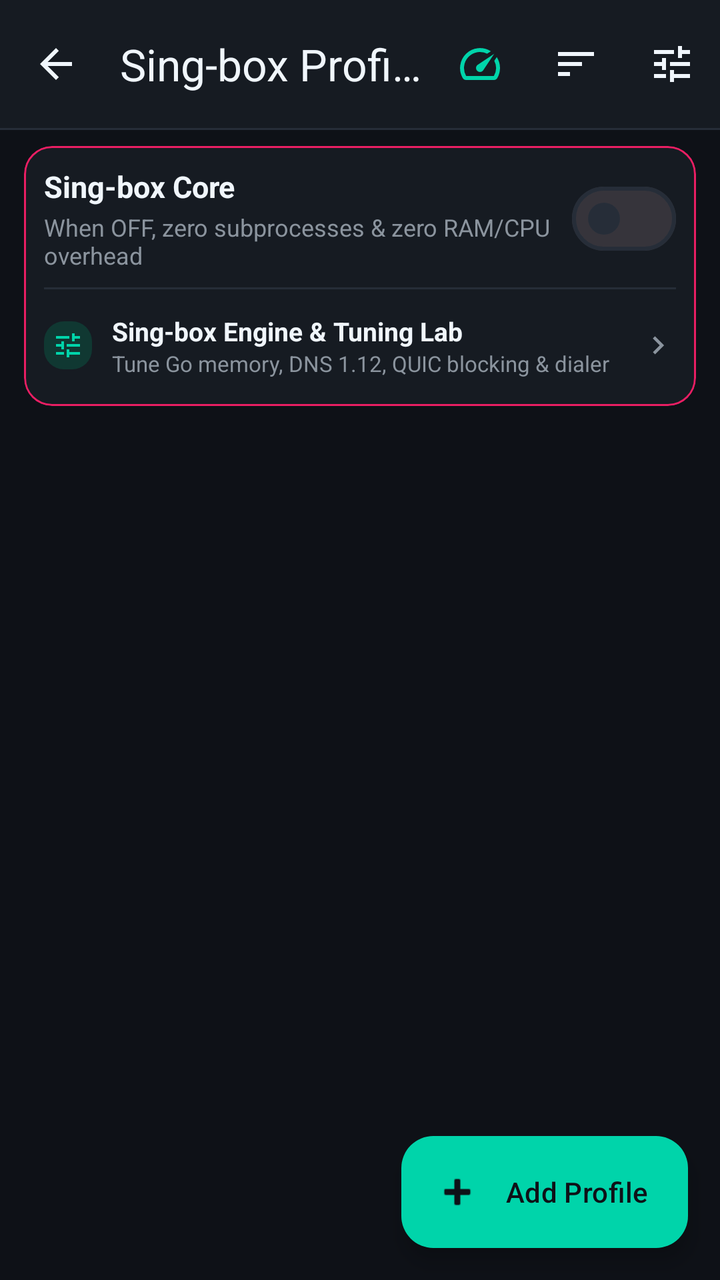
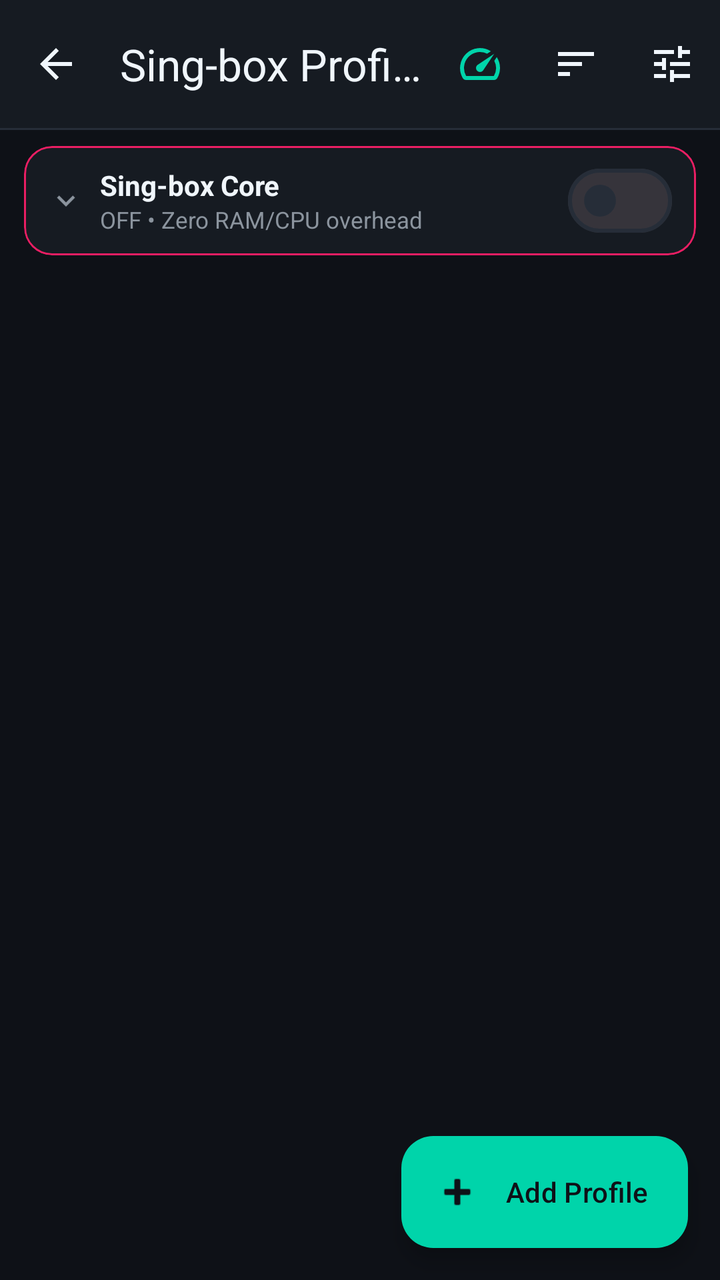

Before-and-after screenshots of an Android layout around one commit, followed by the original layout XML and the change that was made.
<!-- AndroidManifest.xml: application theme Theme.AetherVpn -->
<!-- res/layout/activity_singbox_profiles.xml -->
<?xml version="1.0" encoding="utf-8"?>
<androidx.coordinatorlayout.widget.CoordinatorLayout xmlns:android="http://schemas.android.com/apk/res/android"
    xmlns:app="http://schemas.android.com/apk/res-auto"
    android:id="@+id/singBoxRoot"
    android:layout_width="match_parent"
    android:layout_height="match_parent"
    android:background="@color/surface_bg">

    <LinearLayout
        android:layout_width="match_parent"
        android:layout_height="match_parent"
        android:orientation="vertical">

        <com.google.android.material.appbar.MaterialToolbar
            android:id="@+id/toolbarSingBox"
            android:layout_width="match_parent"
            android:layout_height="?attr/actionBarSize"
            android:background="@color/card_bg"
            app:menu="@menu/menu_singbox_profiles"
            app:navigationIcon="@drawable/ic_arrow_back_24"
            app:navigationIconTint="@color/text_primary"
            app:title="@string/title_singbox_profiles"
            app:titleTextColor="@color/text_primary" />

        <View
            android:layout_width="match_parent"
            android:layout_height="1dp"
            android:background="@color/divider_line" />

        
        <com.google.android.material.card.MaterialCardView
            style="@style/Widget.Aether.Card"
            android:layout_width="match_parent"
            android:layout_height="wrap_content"
            android:layout_marginHorizontal="12dp"
            android:layout_marginTop="8dp"
            app:cardCornerRadius="14dp"
            app:strokeColor="@color/singbox_accent"
            app:strokeWidth="1dp">

            <LinearLayout
                android:layout_width="match_parent"
                android:layout_height="wrap_content"
                android:orientation="vertical"
                android:padding="10dp">

                <LinearLayout
                    android:layout_width="match_parent"
                    android:layout_height="wrap_content"
                    android:gravity="center_vertical"
                    android:orientation="horizontal">

                    <LinearLayout
                        android:layout_width="0dp"
                        android:layout_height="wrap_content"
                        android:layout_weight="1"
                        android:orientation="vertical">

                        <TextView
                            android:layout_width="wrap_content"
                            android:layout_height="wrap_content"
                            android:text="Sing-box Core"
                            android:textColor="@color/text_primary"
                            android:textSize="15sp"
                            android:textStyle="bold" />

                        <TextView
                            android:layout_width="wrap_content"
                            android:layout_height="wrap_content"
                            android:layout_marginTop="2dp"
                            android:text="When OFF, zero subprocesses &amp; zero RAM/CPU overhead"
                            android:textColor="@color/text_secondary"
                            android:textSize="12sp" />
                    </LinearLayout>

                    <com.google.android.material.materialswitch.MaterialSwitch
                        android:id="@+id/switchSingBoxMaster"
                        android:layout_width="wrap_content"
                        android:layout_height="wrap_content" />
                </LinearLayout>

                <LinearLayout
                    android:id="@+id/layoutRoutingChain"
                    android:layout_width="match_parent"
                    android:layout_height="wrap_content"
                    android:orientation="vertical"
                    android:visibility="gone">

                    <View
                        android:layout_width="match_parent"
                        android:layout_height="1dp"
                        android:layout_marginVertical="8dp"
                        android:background="@color/divider_line" />

                    <TextView
                        android:layout_width="wrap_content"
                        android:layout_height="wrap_content"
                        android:text="Routing Chain"
                        android:textColor="@color/text_primary"
                        android:textSize="13sp"
                        android:textStyle="bold" />

                    <Spinner
                        android:id="@+id/spinnerRoutingChain"
                        android:layout_width="match_parent"
                        android:layout_height="40dp"
                        android:layout_marginTop="2dp" />

                    <TextView
                        android:id="@+id/tvRoutingChainDetail"
                        android:layout_width="match_parent"
                        android:layout_height="wrap_content"
                        android:layout_marginTop="2dp"
                        android:fontFamily="monospace"
                        android:textColor="@color/text_secondary"
                        android:textSize="10.5sp" />
                </LinearLayout>

                <View
                    android:layout_width="match_parent"
                    android:layout_height="1dp"
                    android:layout_marginVertical="8dp"
                    android:background="@color/divider_line" />

                <LinearLayout
                    android:id="@+id/layoutOpenSingBoxLab"
                    android:layout_width="match_parent"
                    android:layout_height="wrap_content"
                    android:background="?attr/selectableItemBackground"
                    android:clickable="true"
                    android:focusable="true"
                    android:gravity="center_vertical"
                    android:orientation="horizontal"
                    android:paddingVertical="4dp">

                    <ImageView
                        android:layout_width="24dp"
                        android:layout_height="24dp"
                        android:background="@drawable/bg_icon_badge"
                        android:contentDescription="@null"
                        android:padding="4dp"
                        android:src="@drawable/ic_tune_24"
                        app:tint="@color/accent_primary" />

                    <LinearLayout
                        android:layout_width="0dp"
                        android:layout_height="wrap_content"
                        android:layout_marginStart="10dp"
                        android:layout_weight="1"
                        android:orientation="vertical">

                        <TextView
                            android:layout_width="wrap_content"
                            android:layout_height="wrap_content"
                            android:text="@string/singbox_tuning_entry_title"
                            android:textColor="@color/text_primary"
                            android:textSize="13sp"
                            android:textStyle="bold" />

                        <TextView
                            android:layout_width="wrap_content"
                            android:layout_height="wrap_content"
                            android:text="@string/singbox_tuning_entry_subtitle"
                            android:textColor="@color/text_secondary"
                            android:textSize="11sp" />
                    </LinearLayout>

                    <ImageView
                        android:layout_width="18dp"
                        android:layout_height="18dp"
                        android:contentDescription="@null"
                        android:src="@drawable/ic_chevron_right_24"
                        app:tint="@color/text_secondary" />
                </LinearLayout>
            </LinearLayout>
        </com.google.android.material.card.MaterialCardView>

        <LinearLayout
            android:id="@+id/layoutTestAllProgress"
            android:layout_width="match_parent"
            android:layout_height="wrap_content"
            android:layout_marginHorizontal="12dp"
            android:layout_marginTop="6dp"
            android:background="@drawable/bg_terminal_card"
            android:gravity="center_vertical"
            android:orientation="horizontal"
            android:paddingHorizontal="10dp"
            android:paddingVertical="5dp"
            android:visibility="gone">

            <com.google.android.material.progressindicator.CircularProgressIndicator
                android:id="@+id/progressTestAll"
                android:layout_width="16dp"
                android:layout_height="16dp"
                android:indeterminate="true"
                app:indicatorColor="@color/accent_primary"
                app:indicatorSize="16dp"
                app:trackThickness="2dp" />

            <TextView
                android:id="@+id/tvTestAllStatus"
                android:layout_width="0dp"
                android:layout_height="wrap_content"
                android:layout_marginStart="10dp"
                android:layout_weight="1"
                android:text="Testing 1 / 5…"
                android:textColor="@color/text_primary"
                android:textSize="12sp" />

            <TextView
                android:id="@+id/btnCancelTestAll"
                android:layout_width="wrap_content"
                android:layout_height="wrap_content"
                android:background="?attr/selectableItemBackground"
                android:paddingHorizontal="8dp"
                android:paddingVertical="4dp"
                android:text="@string/action_cancel"
                android:textColor="@color/error_text"
                android:textSize="12sp"
                android:textStyle="bold" />
        </LinearLayout>

        <TextView
            android:id="@+id/tvProfilesEmpty"
            android:layout_width="match_parent"
            android:layout_height="0dp"
            android:layout_weight="1"
            android:gravity="center"
            android:padding="32dp"
            android:text="No Sing-box profiles yet.\nTap + Add Profile to paste VLESS, VMess, Trojan, SS, HY2, WireGuard, or JSON."
            android:textColor="@color/text_secondary"
            android:textSize="14sp"
            android:visibility="gone" />

        <androidx.recyclerview.widget.RecyclerView
            android:id="@+id/rvSingBoxProfiles"
            android:layout_width="match_parent"
            android:layout_height="0dp"
            android:layout_marginTop="6dp"
            android:layout_weight="1"
            android:clipToPadding="false"
            android:paddingHorizontal="12dp"
            android:paddingBottom="80dp" />
    </LinearLayout>

    <com.google.android.material.floatingactionbutton.ExtendedFloatingActionButton
        android:id="@+id/fabAddSingBoxProfile"
        android:layout_width="wrap_content"
        android:layout_height="wrap_content"
        android:layout_gravity="bottom|end"
        android:layout_margin="16dp"
        android:text="@string/action_add_profile"
        android:textColor="@color/surface_bg"
        app:backgroundTint="@color/accent_primary"
        app:cornerRadius="16dp"
        app:icon="@android:drawable/ic_input_add"
        app:iconTint="@color/surface_bg" />

</androidx.coordinatorlayout.widget.CoordinatorLayout>
<!-- resources referenced by this layout -->
<resources>
  <color name="accent_primary">#00D4AA</color>
  <color name="card_bg">#161B22</color>
  <color name="divider_line">#262D38</color>
  <color name="error_text">#F85149</color>
  <color name="singbox_accent">#E91E63</color>
  <color name="surface_bg">#0E1117</color>
  <color name="text_primary">#F0F6FC</color>
  <color name="text_secondary">#8B949E</color>
  <!-- drawable bg_icon_badge (drawable) -->
  <?xml version="1.0" encoding="utf-8"?>
  <shape xmlns:android="http://schemas.android.com/apk/res/android"
      android:shape="rectangle">
      <solid android:color="@color/accent_primary_container" />
      <corners android:radius="10dp" />
  </shape>
  <!-- drawable bg_terminal_card (drawable) -->
  <?xml version="1.0" encoding="utf-8"?>
  <shape xmlns:android="http://schemas.android.com/apk/res/android"
      android:shape="rectangle">
      <solid android:color="@color/terminal_bg" />
      <corners android:radius="14dp" />
      <stroke
          android:width="1dp"
          android:color="@color/card_border" />
  </shape>
  <!-- drawable ic_arrow_back_24 (drawable) -->
  <vector xmlns:android="http://schemas.android.com/apk/res/android"
      android:width="24dp"
      android:height="24dp"
      android:viewportWidth="24"
      android:viewportHeight="24">
      <path
          android:fillColor="#FFFFFF"
          android:pathData="M20,11H7.83l5.59,-5.59L12,4l-8,8 8,8 1.41,-1.41L7.83,13H20v-2z" />
  </vector>
  <!-- drawable ic_chevron_right_24 (drawable) -->
  <vector xmlns:android="http://schemas.android.com/apk/res/android"
      android:width="24dp"
      android:height="24dp"
      android:viewportWidth="24"
      android:viewportHeight="24">
      <path
          android:fillColor="#FFFFFF"
          android:pathData="M10,6L8.59,7.41 13.17,12l-4.58,4.59L10,18l6,-6z" />
  </vector>
  <!-- drawable ic_tune_24 (drawable) -->
  <vector xmlns:android="http://schemas.android.com/apk/res/android"
      android:width="24dp"
      android:height="24dp"
      android:viewportWidth="24"
      android:viewportHeight="24">
      <path
          android:fillColor="#FFFFFF"
          android:pathData="M3,17v2h6v-2L3,17zM3,5v2h10L13,5L3,5zM13,21v-2h8v-2h-8v-2h-2v6h2zM7,9v2L3,11v2h4v2h2L9,9L7,9zM21,13v-2L11,11v2h10zM15,9h2L17,7h4L21,5h-4L17,3h-2v6z" />
  </vector>
  <string name="action_add_profile">Add Profile</string>
  <string name="action_cancel">Cancel</string>
  <string name="singbox_tuning_entry_subtitle">Tune Go memory, DNS 1.12, QUIC blocking &amp; dialer</string>
  <string name="singbox_tuning_entry_title">Sing-box Engine &amp; Tuning Lab</string>
  <string name="title_singbox_profiles">Sing-box Profiles</string>
  <style name="Widget.Aether.Card" parent="Widget.Material3.CardView.Outlined">
          <item name="cardBackgroundColor">@color/card_bg</item>
          <item name="strokeColor">@color/card_border</item>
          <item name="strokeWidth">1dp</item>
          <item name="cardCornerRadius">16dp</item>
          <item name="cardElevation">0dp</item>
      </style>
  <color name="accent_primary_container">#103832</color>
  <color name="terminal_bg">#0A0D12</color>
  <color name="card_border">#262D38</color>
  <color name="accent_secondary">#3B82F6</color>
  <color name="surface_elevated">#1C222B</color>
  <!-- unchanged entries left out for length: 1 -->
</resources>

<!-- the commit's change to res/layout/activity_singbox_profiles.xml (unified diff, before → after) -->
@@ -42,88 +42,12 @@
                 android:layout_width="match_parent"
                 android:layout_height="wrap_content"
                 android:orientation="vertical"
-                android:padding="10dp">
-
+                android:paddingHorizontal="12dp"
+                android:paddingVertical="8dp">
+
+                
                 <LinearLayout
-                    android:layout_width="match_parent"
-                    android:layout_height="wrap_content"
-                    android:gravity="center_vertical"
-                    android:orientation="horizontal">
-
-                    <LinearLayout
-                        android:layout_width="0dp"
-                        android:layout_height="wrap_content"
-                        android:layout_weight="1"
-                        android:orientation="vertical">
-
-                        <TextView
-                            android:layout_width="wrap_content"
-                            android:layout_height="wrap_content"
-                            android:text="Sing-box Core"
-                            android:textColor="@color/text_primary"
-                            android:textSize="15sp"
-                            android:textStyle="bold" />
-
-                        <TextView
-                            android:layout_width="wrap_content"
-                            android:layout_height="wrap_content"
-                            android:layout_marginTop="2dp"
-                            android:text="When OFF, zero subprocesses &amp; zero RAM/CPU overhead"
-                            android:textColor="@color/text_secondary"
-                            android:textSize="12sp" />
-                    </LinearLayout>
-
-                    <com.google.android.material.materialswitch.MaterialSwitch
-                        android:id="@+id/switchSingBoxMaster"
-                        android:layout_width="wrap_content"
-                        android:layout_height="wrap_content" />
-                </LinearLayout>
-
-                <LinearLayout
-                    android:id="@+id/layoutRoutingChain"
-                    android:layout_width="match_parent"
-                    android:layout_height="wrap_content"
-                    android:orientation="vertical"
-                    android:visibility="gone">
-
-                    <View
-                        android:layout_width="match_parent"
-                        android:layout_height="1dp"
-                        android:layout_marginVertical="8dp"
-                        android:background="@color/divider_line" />
-
-                    <TextView
-                        android:layout_width="wrap_content"
-                        android:layout_height="wrap_content"
-                        android:text="Routing Chain"
-                        android:textColor="@color/text_primary"
-                        android:textSize="13sp"
-                        android:textStyle="bold" />
-
-                    <Spinner
-                        android:id="@+id/spinnerRoutingChain"
-                        android:layout_width="match_parent"
-                        android:layout_height="40dp"
-                        android:layout_marginTop="2dp" />
-
-                    <TextView
-                        android:id="@+id/tvRoutingChainDetail"
-                        android:layout_width="match_parent"
-                        android:layout_height="wrap_content"
-                        android:layout_marginTop="2dp"
-                        android:fontFamily="monospace"
-                        android:textColor="@color/text_secondary"
-                        android:textSize="10.5sp" />
-                </LinearLayout>
-
-                <View
-                    android:layout_width="match_parent"
-                    android:layout_height="1dp"
-                    android:layout_marginVertical="8dp"
-                    android:background="@color/divider_line" />
-
-                <LinearLayout
-                    android:id="@+id/layoutOpenSingBoxLab"
+                    android:id="@+id/layoutSingBoxHeader"
                     android:layout_width="match_parent"
                     android:layout_height="wrap_content"
                     android:background="?attr/selectableItemBackground"
@@ -131,46 +55,159 @@
                     android:focusable="true"
                     android:gravity="center_vertical"
                     android:orientation="horizontal"
-                    android:paddingVertical="4dp">
+                    android:paddingVertical="2dp">
 
                     <ImageView
-                        android:layout_width="24dp"
-                        android:layout_height="24dp"
-                        android:background="@drawable/bg_icon_badge"
+                        android:id="@+id/ivSingBoxChevron"
+                        android:layout_width="18dp"
+                        android:layout_height="18dp"
                         android:contentDescription="@null"
-                        android:padding="4dp"
-                        android:src="@drawable/ic_tune_24"
-                        app:tint="@color/accent_primary" />
+                        android:rotation="90"
+                        android:src="@drawable/ic_chevron_right_24"
+                        app:tint="@color/text_secondary" />
 
                     <LinearLayout
                         android:layout_width="0dp"
                         android:layout_height="wrap_content"
-                        android:layout_marginStart="10dp"
+                        android:layout_marginStart="8dp"
                         android:layout_weight="1"
                         android:orientation="vertical">
 
                         <TextView
                             android:layout_width="wrap_content"
                             android:layout_height="wrap_content"
-                            android:text="@string/singbox_tuning_entry_title"
+                            android:text="Sing-box Core"
+                            android:textColor="@color/text_primary"
+                            android:textSize="14sp"
+                            android:textStyle="bold" />
+
+                        <TextView
+                            android:id="@+id/tvSingBoxControlsSummary"
+                            android:layout_width="wrap_content"
+                            android:layout_height="wrap_content"
+                            android:ellipsize="end"
+                            android:maxLines="1"
+                            android:text="OFF • Zero RAM/CPU overhead"
+                            android:textColor="@color/text_secondary"
+                            android:textSize="11.5sp" />
+                    </LinearLayout>
+
+                    <com.google.android.material.materialswitch.MaterialSwitch
+                        android:id="@+id/switchSingBoxMaster"
+                        android:layout_width="wrap_content"
+                        android:layout_height="wrap_content"
+                        android:minHeight="0dp" />
+                </LinearLayout>
+
+                
+                <LinearLayout
+                    android:id="@+id/layoutSingBoxControlsBody"
+                    android:layout_width="match_parent"
+                    android:layout_height="wrap_content"
+                    android:orientation="vertical"
+                    android:visibility="gone">
+
+                    <TextView
+                        android:layout_width="wrap_content"
+                        android:layout_height="wrap_content"
+                        android:layout_marginTop="4dp"
+                        android:text="When OFF, zero subprocesses &amp; zero RAM/CPU overhead"
+                        android:textColor="@color/text_secondary"
+                        android:textSize="11.5sp" />
+
+                    <LinearLayout
+                        android:id="@+id/layoutRoutingChain"
+                        android:layout_width="match_parent"
+                        android:layout_height="wrap_content"
+                        android:orientation="vertical"
+                        android:visibility="gone">
+
+                        <View
+                            android:layout_width="match_parent"
+                            android:layout_height="1dp"
+                            android:layout_marginVertical="8dp"
+                            android:background="@color/divider_line" />
+
+                        <TextView
+                            android:layout_width="wrap_content"
+                            android:layout_height="wrap_content"
+                            android:text="Routing Chain"
                             android:textColor="@color/text_primary"
                             android:textSize="13sp"
                             android:textStyle="bold" />
 
-                        <TextView
-                            android:layout_width="wrap_content"
-                            android:layout_height="wrap_content"
-                            android:text="@string/singbox_tuning_entry_subtitle"
+                        <Spinner
+                            android:id="@+id/spinnerRoutingChain"
+                            android:layout_width="match_parent"
+                            android:layout_height="40dp"
+                            android:layout_marginTop="2dp" />
+
+                        <TextView
+                            android:id="@+id/tvRoutingChainDetail"
+                            android:layout_width="match_parent"
+                            android:layout_height="wrap_content"
+                            android:layout_marginTop="2dp"
+                            android:fontFamily="monospace"
                             android:textColor="@color/text_secondary"
-                            android:textSize="11sp" />
+                            android:textSize="10.5sp" />
                     </LinearLayout>
 
-                    <ImageView
-                        android:layout_width="18dp"
-                        android:layout_height="18dp"
-                        android:contentDescription="@null"
-                        android:src="@drawable/ic_chevron_right_24"
-                        app:tint="@color/text_secondary" />
+                    <View
+                        android:layout_width="match_parent"
+                        android:layout_height="1dp"
+                        android:layout_marginVertical="8dp"
+                        android:background="@color/divider_line" />
+
+                    <LinearLayout
+                        android:id="@+id/layoutOpenSingBoxLab"
+                        android:layout_width="match_parent"
+                        android:layout_height="wrap_content"
+                        android:background="?attr/selectableItemBackground"
+                        android:clickable="true"
+                        android:focusable="true"
+                        android:gravity="center_vertical"
+                        android:orientation="horizontal"
+                        android:paddingVertical="4dp">
+
+                        <ImageView
+                            android:layout_width="24dp"
+                            android:layout_height="24dp"
+                            android:background="@drawable/bg_icon_badge"
+                            android:contentDescription="@null"
+                            android:padding="4dp"
+                            android:src="@drawable/ic_tune_24"
+                            app:tint="@color/accent_primary" />
+
+                        <LinearLayout
+                            android:layout_width="0dp"
+                            android:layout_height="wrap_content"
+                            android:layout_marginStart="10dp"
+                            android:layout_weight="1"
+                            android:orientation="vertical">
+
+                            <TextView
+                                android:layout_width="wrap_content"
+                                android:layout_height="wrap_content"
+                                android:text="@string/singbox_tuning_entry_title"
+                                android:textColor="@color/text_primary"
+                                android:textSize="13sp"
+                                android:textStyle="bold" />
+
+                            <TextView
+                                android:layout_width="wrap_content"
+                                android:layout_height="wrap_content"
+                                android:text="@string/singbox_tuning_entry_subtitle"
+                                android:textColor="@color/text_secondary"
+                                android:textSize="11sp" />
+                        </LinearLayout>
+
+                        <ImageView
+                            android:layout_width="18dp"
+                            android:layout_height="18dp"
+                            android:contentDescription="@null"
+                            android:src="@drawable/ic_chevron_right_24"
+                            app:tint="@color/text_secondary" />
+                    </LinearLayout>
                 </LinearLayout>
             </LinearLayout>
         </com.google.android.material.card.MaterialCardView>
